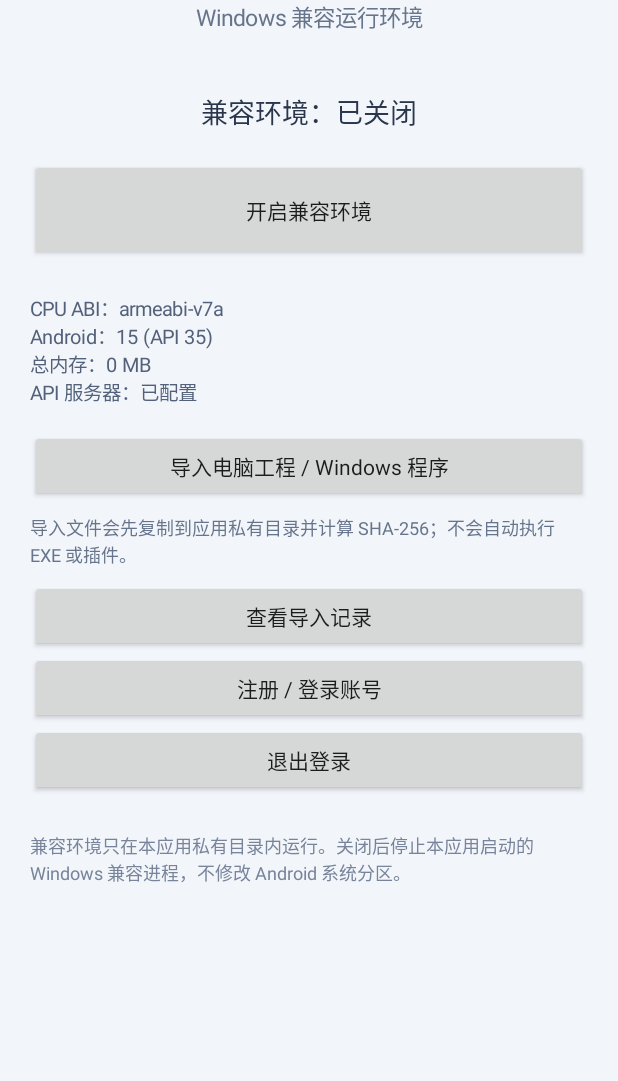
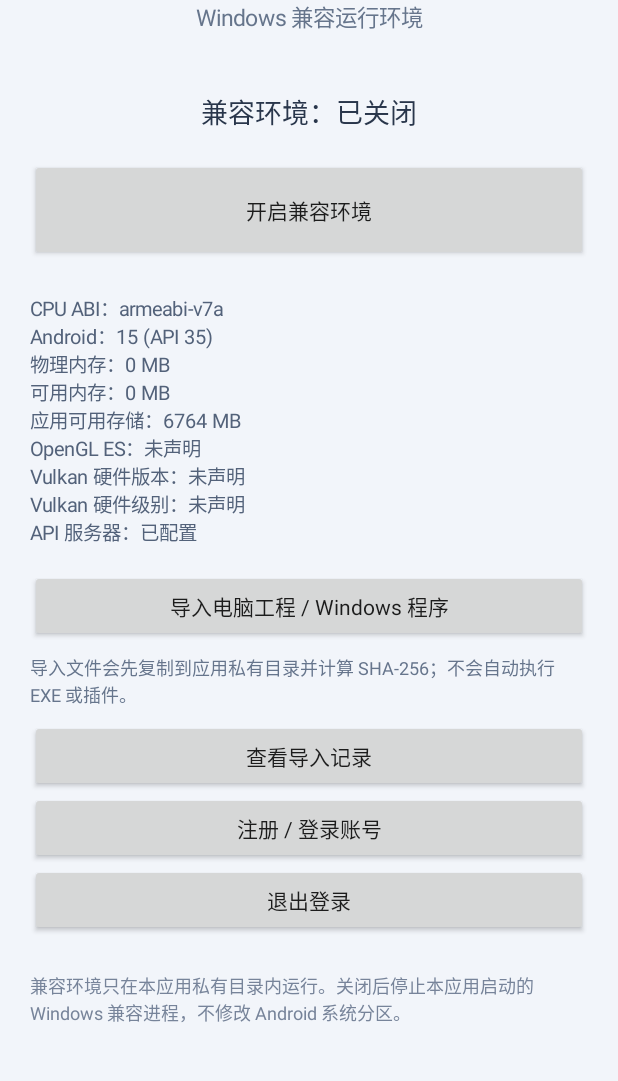
Before and after one commit to Qianqian442/EffectCraft-Private-, an Android app: the screen it shows after launch (MainActivity), on a phone screen of 412 x 824 dp, the part 131-1212 px from its top. Run offline under Robolectric (Android 15) with nearby library versions, the phone set to English and light mode, and no system bars.

Commit message:
Report Android GPU API and storage capabilities for runtime selection

```diff
--- a/android/main-app/src/main/java/com/futuretech/main/MainActivity.java
+++ b/android/main-app/src/main/java/com/futuretech/main/MainActivity.java
@@ -3,6 +3,8 @@ package com.futuretech.main;
 import android.app.Activity;
 import android.app.ActivityManager;
 import android.app.AlertDialog;
+import android.content.pm.FeatureInfo;
+import android.content.pm.PackageManager;
 import android.content.ClipData;
 import android.content.Intent;
 import android.net.Uri;
@@ -155,9 +157,34 @@ public final class MainActivity extends Activity {
             }
         }
         info.append("\nAndroid：").append(Build.VERSION.RELEASE).append(" (API ").append(Build.VERSION.SDK_INT).append(")");
+
         ActivityManager.MemoryInfo memory = new ActivityManager.MemoryInfo();
         ((ActivityManager) getSystemService(ACTIVITY_SERVICE)).getMemoryInfo(memory);
-        info.append("\n总内存：").append(memory.totalMem / (1024L * 1024L)).append(" MB");
+        info.append("\n物理内存：").append(memory.totalMem / (1024L * 1024L)).append(" MB");
+        info.append("\n可用内存：").append(memory.availMem / (1024L * 1024L)).append(" MB");
+        info.append("\n应用可用存储：").append(getFilesDir().getUsableSpace() / (1024L * 1024L)).append(" MB");
+
+        String glVersion = "未声明";
+        String vulkanVersion = "未声明";
+        String vulkanLevel = "未声明";
+        PackageManager pm = getPackageManager();
+        FeatureInfo[] features = pm.getSystemAvailableFeatures();
+        if (features != null) {
+            for (FeatureInfo feature : features) {
+                if (PackageManager.FEATURE_GL_ES_VERSION.equals(feature.name)) {
+                    int major = (feature.version >>> 16) & 0xffff;
+                    int minor = feature.version & 0xffff;
+                    glVersion = major + "." + minor;
+                } else if (PackageManager.FEATURE_VULKAN_HARDWARE_VERSION.equals(feature.name)) {
+                    vulkanVersion = String.format(java.util.Locale.ROOT, "0x%08X", feature.version);
+                } else if (PackageManager.FEATURE_VULKAN_HARDWARE_LEVEL.equals(feature.name)) {
+                    vulkanLevel = String.format(java.util.Locale.ROOT, "0x%08X", feature.version);
+                }
+            }
+        }
+        info.append("\nOpenGL ES：").append(glVersion);
+        info.append("\nVulkan 硬件版本：").append(vulkanVersion);
+        info.append("\nVulkan 硬件级别：").append(vulkanLevel);
         info.append("\nAPI 服务器：").append(BuildConfig.API_BASE_URL.isEmpty() ? "未配置" : "已配置");
         deviceInfo.setText(info);
     }
```
